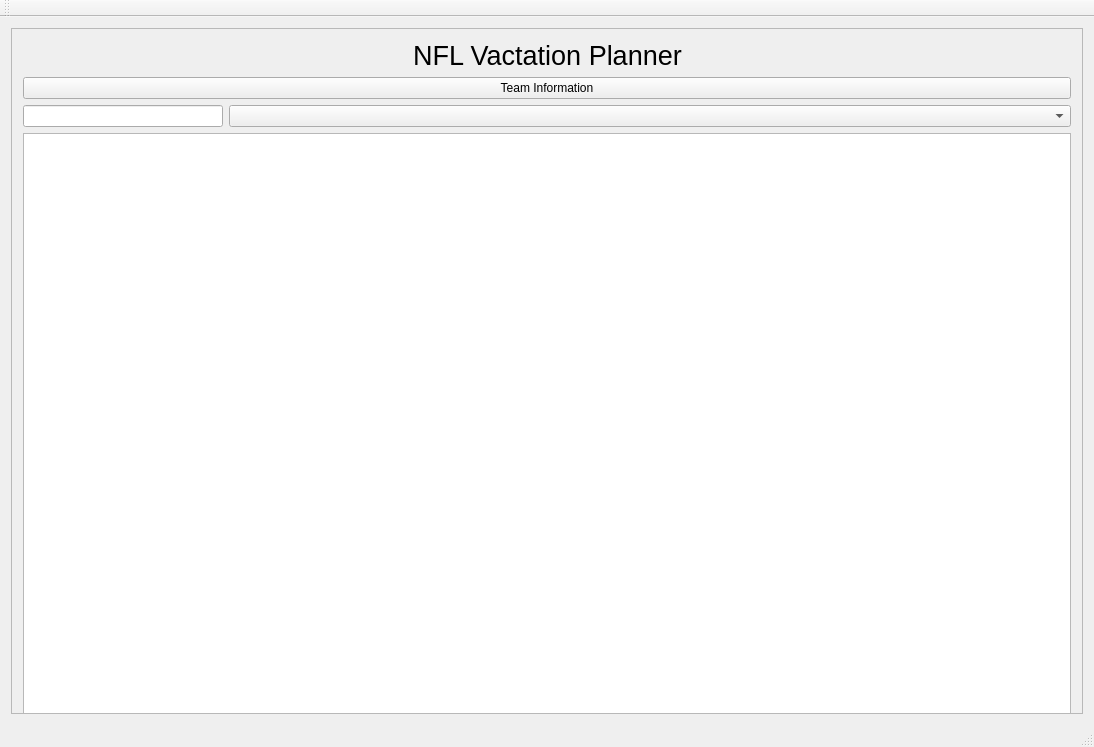
This is mainwindow.ui in Cyriously1/NFLTour as Qt 5 draws it before an edit. The edited form follows.
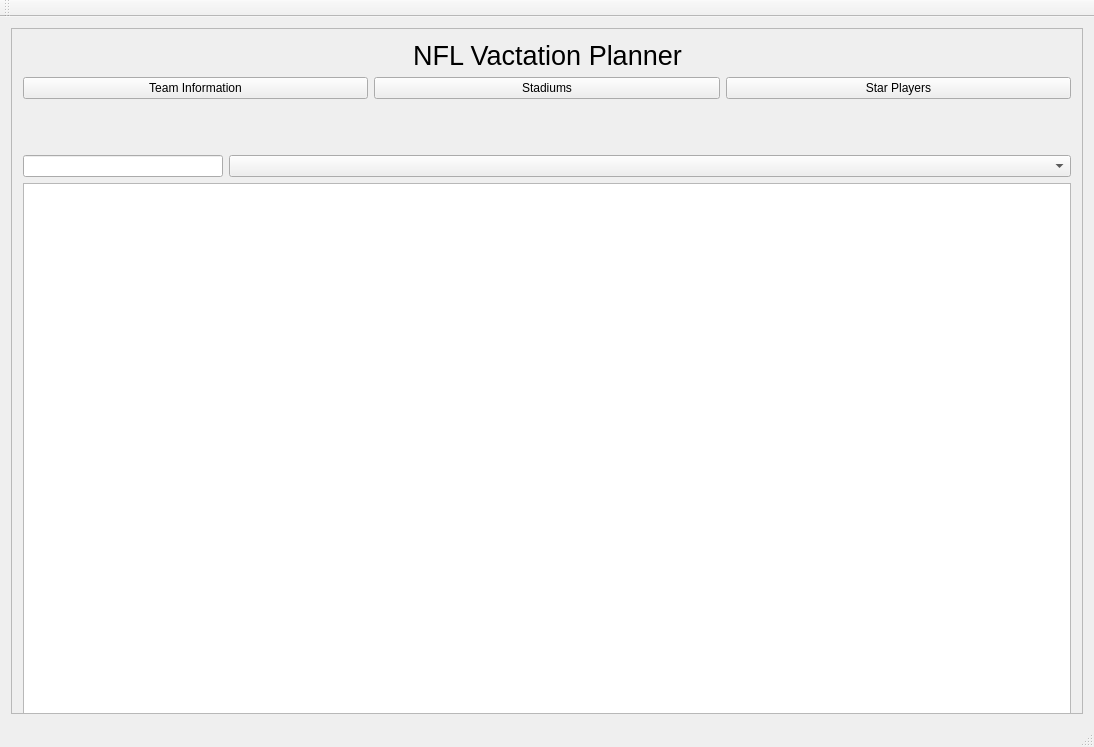
This is the edited form.

Commit message: main window ui

```diff
--- a/mainwindow.ui
+++ b/mainwindow.ui
@@ -32,7 +32,7 @@
          <x>0</x>
          <y>0</y>
          <width>1074</width>
-         <height>747</height>
+         <height>798</height>
         </rect>
        </property>
        <layout class="QGridLayout" name="gridLayout_2">
@@ -84,11 +84,35 @@
            </layout>
           </item>
           <item>
+           <layout class="QHBoxLayout" name="horizontalLayout_3">
+            <property name="sizeConstraint">
+             <enum>QLayout::SetFixedSize</enum>
+            </property>
+            <property name="bottomMargin">
+             <number>50</number>
+            </property>
+            <item>
            <widget class="QPushButton" name="teamInformation_pushButton">
             <property name="text">
              <string>Team Information</string>
             </property>
            </widget>
+            </item>
+            <item>
+             <widget class="QPushButton" name="pushButton">
+              <property name="text">
+               <string>Stadiums</string>
+              </property>
+             </widget>
+            </item>
+            <item>
+             <widget class="QPushButton" name="pushButton_2">
+              <property name="text">
+               <string>Star Players</string>
+              </property>
+             </widget>
+            </item>
+           </layout>
           </item>
           <item>
            <layout class="QHBoxLayout" name="horizontalLayout_2">
```
Lines whose indentation alone changed are shown as unchanged. The commit also changes 2 other files.
